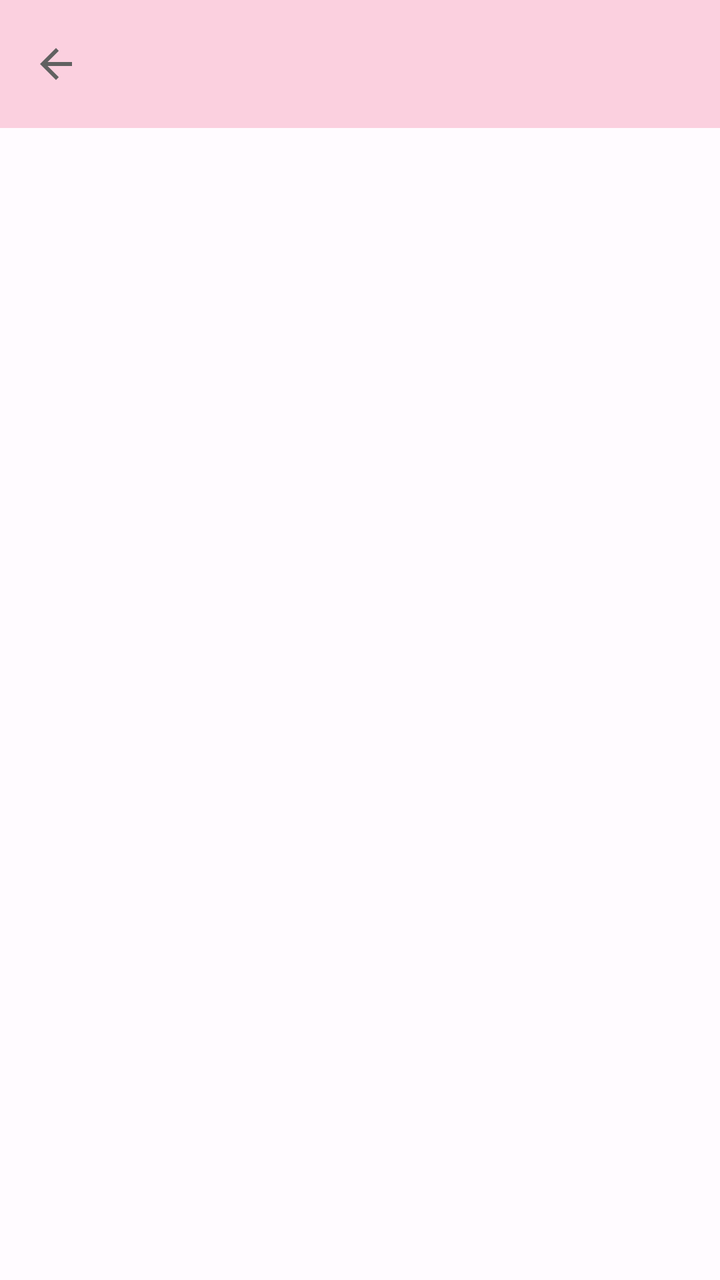
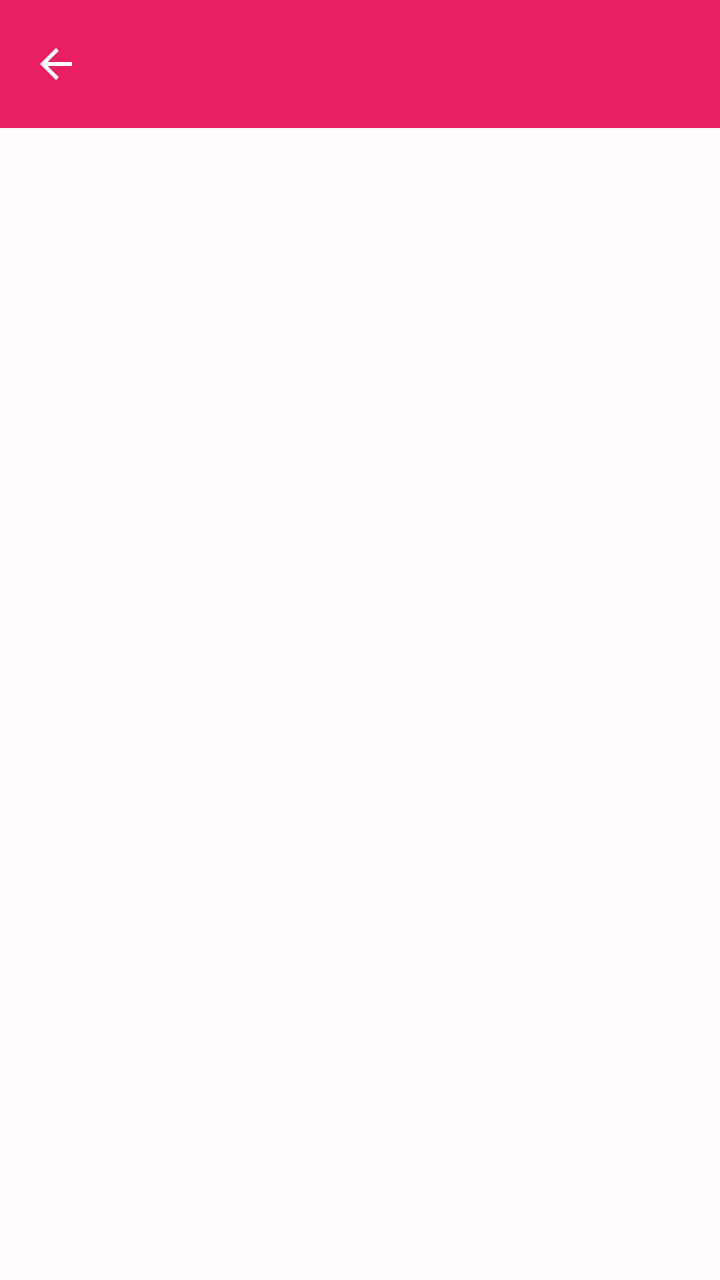

Screens rendered from an Android XML layout before and after an edit, with the pre-edit source and the edit as a unified diff.
<!-- AndroidManifest.xml: activity theme Theme.MyQuotes.NoActionBar -->
<!-- res/layout/activity_search.xml -->
<?xml version="1.0" encoding="utf-8"?>
<androidx.coordinatorlayout.widget.CoordinatorLayout xmlns:android="http://schemas.android.com/apk/res/android"
    xmlns:app="http://schemas.android.com/apk/res-auto"
    android:layout_width="match_parent"
    android:layout_height="match_parent"
    android:background="?android:attr/colorBackground">

    <com.google.android.material.appbar.AppBarLayout
        android:layout_width="match_parent"
        android:layout_height="wrap_content"
        android:background="?attr/appBarColor"
        app:liftOnScroll="true"
        app:liftOnScrollColor="?attr/appBarColor">

        
        <View
            android:id="@+id/status_bar_scrim"
            android:layout_width="match_parent"
            android:layout_height="0dp" />

        <androidx.appcompat.widget.Toolbar
            android:id="@+id/toolbar"
            android:layout_width="match_parent"
            android:layout_height="?attr/actionBarSize"
            android:background="@android:color/transparent"
            app:navigationIcon="?attr/homeAsUpIndicator" />

    </com.google.android.material.appbar.AppBarLayout>

    
    <FrameLayout
        android:id="@+id/search_container"
        android:layout_width="match_parent"
        android:layout_height="match_parent"
        app:layout_behavior="@string/appbar_scrolling_view_behavior" />

</androidx.coordinatorlayout.widget.CoordinatorLayout>
<!-- resources referenced by this layout -->
<resources>
  <style name="Theme.MyQuotes.NoActionBar">
          <item name="windowActionBar">false</item>
          <item name="windowNoTitle">true</item>
      </style>
</resources>

<!-- the commit's change to res/layout/activity_search.xml (unified diff, before → after) -->
@@ -20,6 +20,7 @@
 
         <androidx.appcompat.widget.Toolbar
             android:id="@+id/toolbar"
+            android:theme="@style/ThemeOverlay.MyQuotes.AppBar"
             android:layout_width="match_parent"
             android:layout_height="?attr/actionBarSize"
             android:background="@android:color/transparent"
<!-- resource entries referenced after the edit -->
@@ -1,8 +1,16 @@
 <!-- resources referenced by this layout -->
 <resources>
+  <style name="ThemeOverlay.MyQuotes.AppBar" parent="">
+          <item name="colorControlNormal">@color/white</item>
+          <item name="colorOnSurface">@color/white</item>
+          <item name="colorOnSurfaceVariant">@color/white</item>
+          <item name="android:textColorPrimary">@color/white</item>
+          <item name="android:textColorSecondary">@color/white</item>
+      </style>
   <style name="Theme.MyQuotes.NoActionBar">
           <item name="windowActionBar">false</item>
           <item name="windowNoTitle">true</item>
       </style>
+  <color name="white">#FFFFFF</color>
 </resources>
 
